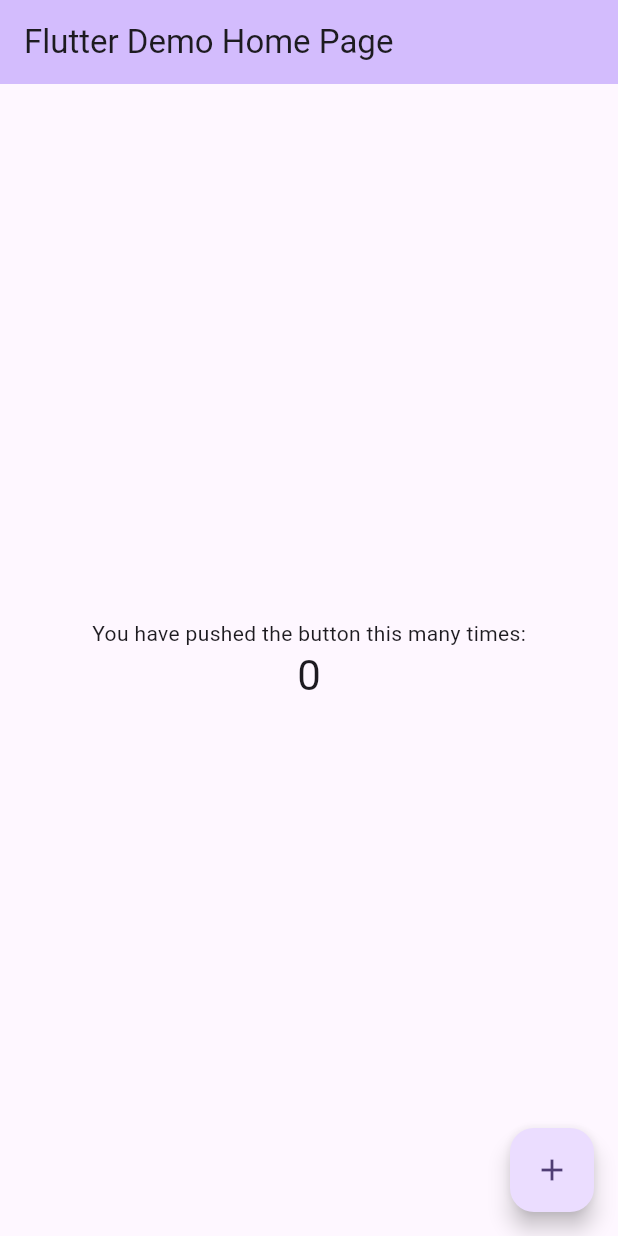
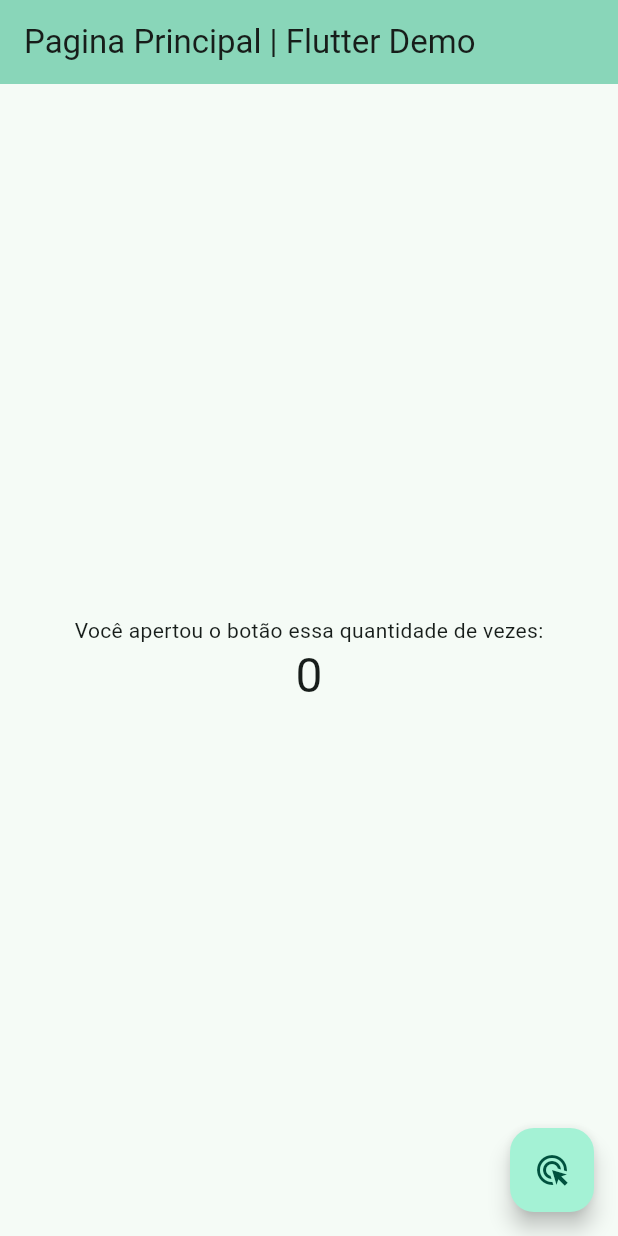
Before and after one commit to DKXT/meuappflutter, a Flutter app: the screen it shows after launch, on a phone screen of 412 x 824 dp. Run offline on Flutter 3.47's test engine with Material 2 defaults, Android fonts, the phone set to English and light mode, and no system bars.

Commit message:
Commit final

```diff
--- a/lib/main.dart
+++ b/lib/main.dart
@@ -28,10 +28,11 @@ class MyApp extends StatelessWidget {
         //
         // This works for code too, not just values: Most code changes can be
         // tested with just a hot reload.
-        colorScheme: ColorScheme.fromSeed(seedColor: Colors.deepPurple),
+        colorScheme: ColorScheme.fromSeed(
+            seedColor: const Color.fromARGB(255, 1, 212, 166)),
         useMaterial3: true,
       ),
-      home: const MyHomePage(title: 'Flutter Demo Home Page'),
+      home: const MyHomePage(title: 'Pagina Principal | Flutter Demo'),
     );
   }
 }
@@ -106,11 +107,11 @@ class _MyHomePageState extends State<MyHomePage> {
           mainAxisAlignment: MainAxisAlignment.center,
           children: <Widget>[
             const Text(
-              'You have pushed the button this many times:',
+              'Você apertou o botão essa quantidade de vezes:',
             ),
             Text(
               '$_counter',
-              style: Theme.of(context).textTheme.headlineMedium,
+              style: Theme.of(context).textTheme.headlineLarge,
             ),
           ],
         ),
@@ -118,7 +119,7 @@ class _MyHomePageState extends State<MyHomePage> {
       floatingActionButton: FloatingActionButton(
         onPressed: _incrementCounter,
         tooltip: 'Increment',
-        child: const Icon(Icons.add),
+        child: const Icon(Icons.ads_click),
       ), // This trailing comma makes auto-formatting nicer for build methods.
     );
   }
```
